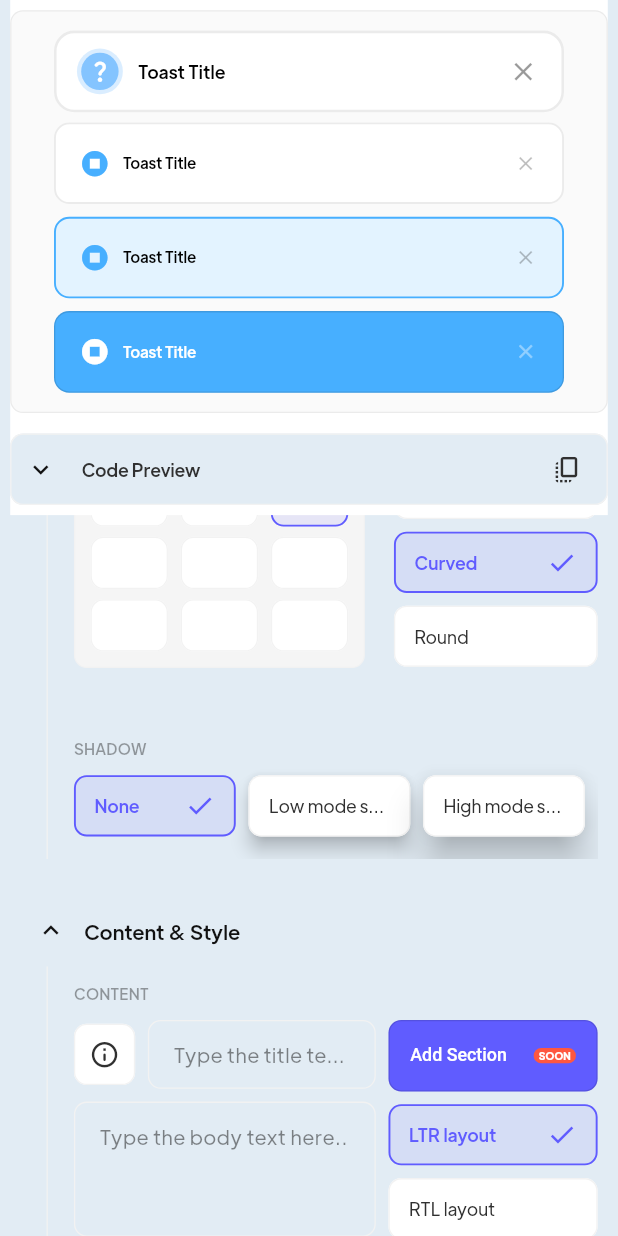
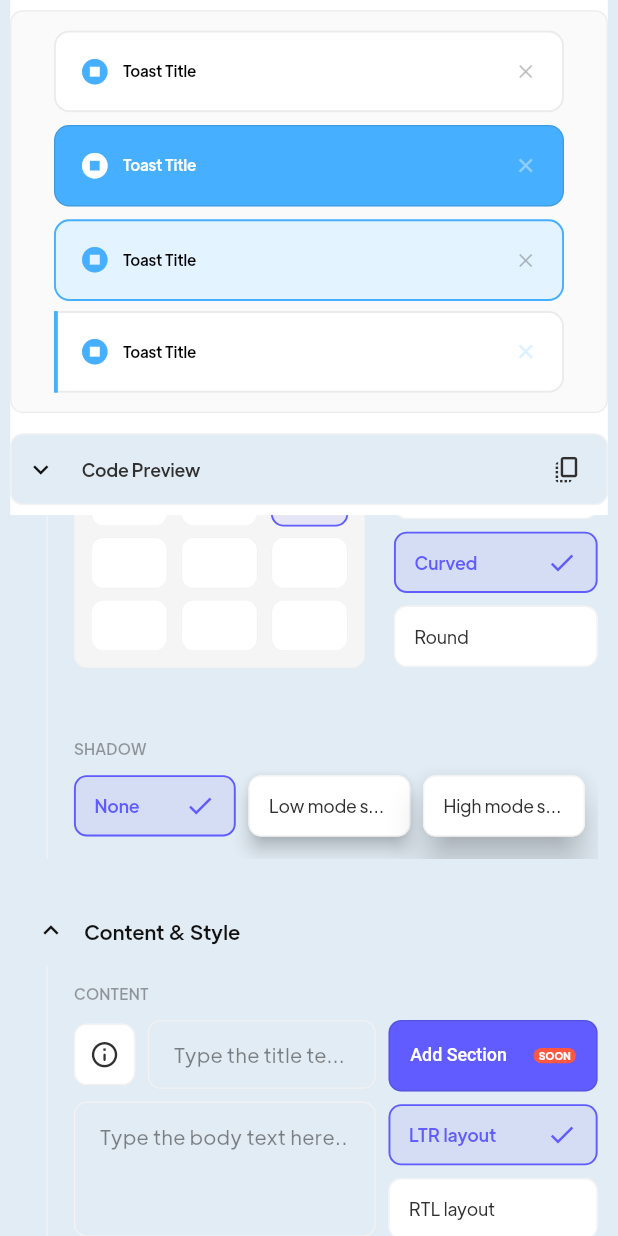
Before and after one commit to payam-zahedi/toastification, a Flutter app: the screen it shows after launch, scrolled down 1152 dp, on a phone screen of 412 x 824 dp. Run offline on Flutter 3.47's test engine with Material 2 defaults, Android fonts, the phone set to English and light mode, and no system bars; our stand-ins replace flutter_riverpod, flutter_sticky_header, flutter_svg, font_awesome_flutter, freezed_annotation, responsive_framework; missing offline and left inert: pausable_timer.

Commit message:
update minimal style

```diff
--- a/example/lib/src/core/views/widgets/picker/border_radius.dart
+++ b/example/lib/src/core/views/widgets/picker/border_radius.dart
@@ -4,7 +4,7 @@ import 'package:flutter/material.dart';
 final borderRadiusValues = {
   'Sharp': BorderRadius.circular(4),
   'Curved': BorderRadius.circular(12),
-  'Round': BorderRadius.circular(50),
+  'Round': BorderRadius.circular(100),
 };
 
 class BorderRadiusPicker extends StatelessWidget {
--- a/example/lib/src/features/home/views/widgets/preview_panel.dart
+++ b/example/lib/src/features/home/views/widgets/preview_panel.dart
@@ -38,7 +38,9 @@ class ToastPreview extends ConsumerWidget {
 
     final toastDetail = ref.watch(toastDetailControllerProvider);
 
-    return Material(
+    return Directionality(
+      textDirection: toastDetail.direction ?? TextDirection.ltr,
+      child: Material(
         shape: Theme.of(context).cardTheme.shape,
         color: Theme.of(context).cardTheme.color,
         child: SizedBox(
@@ -55,7 +57,7 @@ class ToastPreview extends ConsumerWidget {
                   crossAxisAlignment: CrossAxisAlignment.center,
                   mainAxisSize: MainAxisSize.min,
                   children: [
-                  MinimalToastWidget(
+                    FlatToastWidget(
                       type: toastDetail.type ?? ToastificationType.info,
                       title: toastDetail.title,
                       description: toastDetail.description,
@@ -71,8 +73,8 @@ class ToastPreview extends ConsumerWidget {
                       onCloseTap: toastDetail.onCloseTap ?? () {},
                       showCloseButton: toastDetail.showCloseButton,
                     ),
-                  SizedBox(height: 8),
-                  FlatToastWidget(
+                    SizedBox(height: 10),
+                    FilledToastWidget(
                       type: toastDetail.type ?? ToastificationType.info,
                       title: toastDetail.title,
                       description: toastDetail.description,
@@ -105,8 +107,8 @@ class ToastPreview extends ConsumerWidget {
                       onCloseTap: toastDetail.onCloseTap ?? () {},
                       showCloseButton: toastDetail.showCloseButton,
                     ),
-                  SizedBox(height: 10),
-                  FilledToastWidget(
+                    SizedBox(height: 8),
+                    MinimalToastWidget(
                       type: toastDetail.type ?? ToastificationType.info,
                       title: toastDetail.title,
                       description: toastDetail.description,
@@ -123,6 +125,7 @@ class ToastPreview extends ConsumerWidget {
                       showCloseButton: toastDetail.showCloseButton,
                     ),
                   ],
+                ),
               ),
             ),
           ),
--- a/lib/src/widget/built_in/filled/filled_style.dart
+++ b/lib/src/widget/built_in/filled/filled_style.dart
@@ -89,7 +89,7 @@ class FilledStyle extends BuiltInStyle {
   TextStyle? descriptionTextStyle(BuildContext context) {
     return Theme.of(context).textTheme.bodySmall?.copyWith(
           fontSize: 10,
-          fontWeight: FontWeight.w300,
+          fontWeight: FontWeight.w400,
           color: foregroundColor(context).withOpacity(.9),
           height: 1.3,
         );
--- a/lib/src/widget/built_in/flat/flat_style.dart
+++ b/lib/src/widget/built_in/flat/flat_style.dart
@@ -95,7 +95,7 @@ class FlatStyle extends BuiltInStyle {
   TextStyle? descriptionTextStyle(BuildContext context) {
     return Theme.of(context).textTheme.bodySmall?.copyWith(
           fontSize: 10,
-          fontWeight: FontWeight.w300,
+          fontWeight: FontWeight.w400,
           color: foregroundColor(context).withOpacity(.7),
           height: 1.3,
         );
--- a/lib/src/widget/built_in/flat_colored/flat_colored_style.dart
+++ b/lib/src/widget/built_in/flat_colored/flat_colored_style.dart
@@ -89,7 +89,7 @@ class FlatColoredStyle extends BuiltInStyle {
   TextStyle? descriptionTextStyle(BuildContext context) {
     return Theme.of(context).textTheme.bodySmall?.copyWith(
           fontSize: 10,
-          fontWeight: FontWeight.w300,
+          fontWeight: FontWeight.w400,
           color: foregroundColor(context).withOpacity(.7),
           height: 1.3,
         );
--- a/lib/src/widget/built_in/minimal/minimal.dart
+++ b/lib/src/widget/built_in/minimal/minimal.dart
@@ -1,6 +1,7 @@
 import 'package:flutter/material.dart';
-import 'package:toastification/src/widget/built_in/minimal/minimal_style.dart';
-import 'package:toastification/toastification.dart';
+import 'package:toastification/src/widget/built_in/built_in.dart';
+
+import 'minimal_style.dart';
 
 class MinimalToastWidget extends StatelessWidget {
   const MinimalToastWidget({
@@ -8,6 +9,7 @@ class MinimalToastWidget extends StatelessWidget {
     required this.type,
     required this.title,
     this.description,
+    this.primaryColor,
     this.backgroundColor,
     this.foregroundColor,
     this.icon,
@@ -26,7 +28,10 @@ class MinimalToastWidget extends StatelessWidget {
 
   final Widget? icon;
 
+  final MaterialColor? primaryColor;
+
   final MaterialColor? backgroundColor;
+
   final Color? foregroundColor;
 
   final Brightness? brightness;
@@ -45,23 +50,34 @@ class MinimalToastWidget extends StatelessWidget {
 
   @override
   Widget build(BuildContext context) {
-    final primary = defaultStyle.primaryColor(context);
+    final primary = primaryColor ?? defaultStyle.primaryColor(context);
+    final iconColor = primaryColor ?? defaultStyle.iconColor(context);
 
-    final foreground = foregroundColor ?? defaultStyle.foregroundColor(context);
     final background = backgroundColor ?? defaultStyle.backgroundColor(context);
 
     final showCloseButton = this.showCloseButton ?? true;
 
     final borderRadius =
-        this.borderRadius ?? defaultStyle.borderRadius(context);
+        (this.borderRadius ?? defaultStyle.borderRadius(context))
+            .resolve(Directionality.of(context));
 
     return IconTheme(
       data: Theme.of(context).primaryIconTheme,
+      child: ConstrainedBox(
+        constraints: const BoxConstraints(minHeight: 64),
+        child: Material(
+          color: Colors.transparent,
+          shape: LinearBorder.start(
+            side: BorderSide(
+              color: primary,
+              width: 3,
+            ),
+          ),
           child: Material(
             color: background,
             shape: RoundedRectangleBorder(
-          borderRadius: borderRadius,
               side: defaultStyle.borderSide(context),
+              borderRadius: defaultStyle.effectiveBorderRadius(borderRadius),
             ),
             elevation: elevation ?? defaultStyle.elevation(context),
             child: Padding(
@@ -69,21 +85,18 @@ class MinimalToastWidget extends StatelessWidget {
               child: Row(
                 children: [
                   icon ??
-                  MinimalIconHolder(
-                    color: primary,
-                    icon: Icon(
+                      Icon(
                         defaultStyle.icon(context),
-                      size: 20,
-                      color: defaultStyle.iconColor(context),
+                        size: 24,
+                        color: iconColor,
                       ),
-                  ),
-              const SizedBox(width: 12),
+                  const SizedBox(width: 10),
                   Expanded(
                     child: BuiltInContent(
                       style: defaultStyle,
                       title: title,
                       description: description,
-                  foregroundColor: foreground,
+                      foregroundColor: foregroundColor,
                     ),
                   ),
                   const SizedBox(width: 4),
@@ -93,10 +106,11 @@ class MinimalToastWidget extends StatelessWidget {
                       onTap: onCloseTap,
                       borderRadius: BorderRadius.circular(4),
                       child: Padding(
-                    padding: const EdgeInsets.all(2.0),
+                        padding: const EdgeInsets.all(1.0),
                         child: Icon(
                           defaultStyle.closeIcon(context),
                           color: defaultStyle.closeIconColor(context),
+                          size: 18,
                         ),
                       ),
                     ),
@@ -105,29 +119,6 @@ class MinimalToastWidget extends StatelessWidget {
               ),
             ),
           ),
-    );
-  }
-}
-
-class MinimalIconHolder extends StatelessWidget {
-  const MinimalIconHolder({super.key, required this.color, required this.icon});
-  final Color color;
-  final Widget icon;
-  @override
-  Widget build(BuildContext context) {
-    return SizedBox(
-      width: 36,
-      height: 36,
-      child: Material(
-        color: color.withOpacity(.3),
-        shape: const CircleBorder(),
-        child: Padding(
-          padding: const EdgeInsets.all(3.33),
-          child: Material(
-            color: color,
-            shape: const CircleBorder(),
-            child: icon,
-          ),
         ),
       ),
     );
--- a/lib/src/widget/built_in/minimal/minimal_style.dart
+++ b/lib/src/widget/built_in/minimal/minimal_style.dart
@@ -7,16 +7,16 @@ class MinimalStyle extends BuiltInStyle {
 
   @override
   EdgeInsetsGeometry padding(BuildContext context) {
-    return const EdgeInsets.symmetric(horizontal: 18, vertical: 14);
+    return const EdgeInsets.symmetric(horizontal: 20, vertical: 16);
   }
 
   @override
   MaterialColor primaryColor(BuildContext context) {
     final color = switch (type) {
-      ToastificationType.info => const Color(0xff84C4FF),
-      ToastificationType.warning => const Color(0xffFFCE84),
-      ToastificationType.success => const Color(0xff59C83E),
-      ToastificationType.failed => const Color(0xffFF8484),
+      ToastificationType.info => infoColor,
+      ToastificationType.warning => warningColor,
+      ToastificationType.success => successColor,
+      ToastificationType.failed => errorColor,
     };
 
     return ToastHelper.createMaterialColor(color);
@@ -36,22 +36,24 @@ class MinimalStyle extends BuiltInStyle {
 
   @override
   Color foregroundColor(BuildContext context) {
-    return Colors.black;
+    return Theme.of(context).brightness == Brightness.light
+        ? Colors.black
+        : Colors.white;
   }
 
   @override
   IconData icon(BuildContext context) {
     return switch (type) {
-      ToastificationType.info => Icons.question_mark_rounded,
-      ToastificationType.warning => Icons.warning_amber_rounded,
-      ToastificationType.success => Icons.done,
-      ToastificationType.failed => Icons.priority_high_rounded,
+      ToastificationType.info => Icons.stop_circle,
+      ToastificationType.warning => Icons.stop_circle,
+      ToastificationType.success => Icons.stop_circle,
+      ToastificationType.failed => Icons.stop_circle,
     };
   }
 
   @override
   Color iconColor(BuildContext context) {
-    return onPrimaryColor(context);
+    return primaryColor(context);
   }
 
   @override
@@ -61,36 +63,57 @@ class MinimalStyle extends BuiltInStyle {
 
   @override
   Color closeIconColor(BuildContext context) {
-    return foregroundColor(context).withOpacity(.4);
+    return primaryColor(context).shade100;
   }
 
   @override
   BorderSide borderSide(BuildContext context) {
     return const BorderSide(
       color: Color(0xffEBEBEB),
-      width: 2,
+      width: 1.5,
+    );
+  }
+
+  BoxBorder boxBorder(BuildContext context) {
+    return Border.fromBorderSide(
+      borderSide(context),
     );
   }
 
   @override
   BorderRadiusGeometry borderRadius(BuildContext context) {
-    return const BorderRadius.all(Radius.circular(16));
+    return const BorderRadius.all(Radius.circular(12));
+  }
+
+  BorderRadiusGeometry effectiveBorderRadius(BorderRadius borderRadius) {
+    return BorderRadiusDirectional.only(
+      topEnd: borderRadius.topRight.clamp(
+        minimum: const Radius.circular(0),
+        maximum: const Radius.circular(30),
+      ),
+      bottomEnd: borderRadius.bottomRight.clamp(
+        minimum: const Radius.circular(0),
+        maximum: const Radius.circular(30),
+      ),
+    );
   }
 
   @override
   TextStyle? titleTextStyle(BuildContext context) {
-    return Theme.of(context).textTheme.bodyMedium?.copyWith(
-          fontSize: 14,
+    return Theme.of(context).textTheme.titleSmall?.copyWith(
           color: foregroundColor(context),
+          fontSize: 12,
           fontWeight: FontWeight.w500,
-          height: 1.3,
+          height: 1.4,
         );
   }
 
   @override
   TextStyle? descriptionTextStyle(BuildContext context) {
     return Theme.of(context).textTheme.bodySmall?.copyWith(
-          color: foregroundColor(context),
+          fontSize: 10,
+          fontWeight: FontWeight.w400,
+          color: foregroundColor(context).withOpacity(.7),
           height: 1.3,
         );
   }
```
Lines whose indentation alone changed are shown as unchanged.
